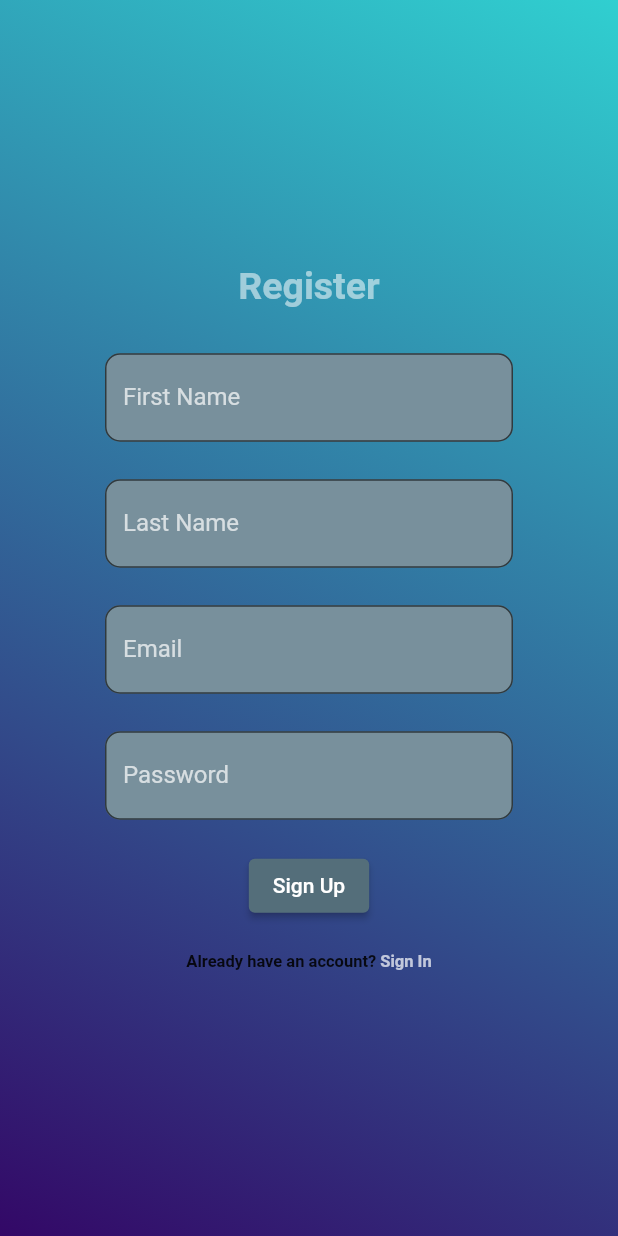
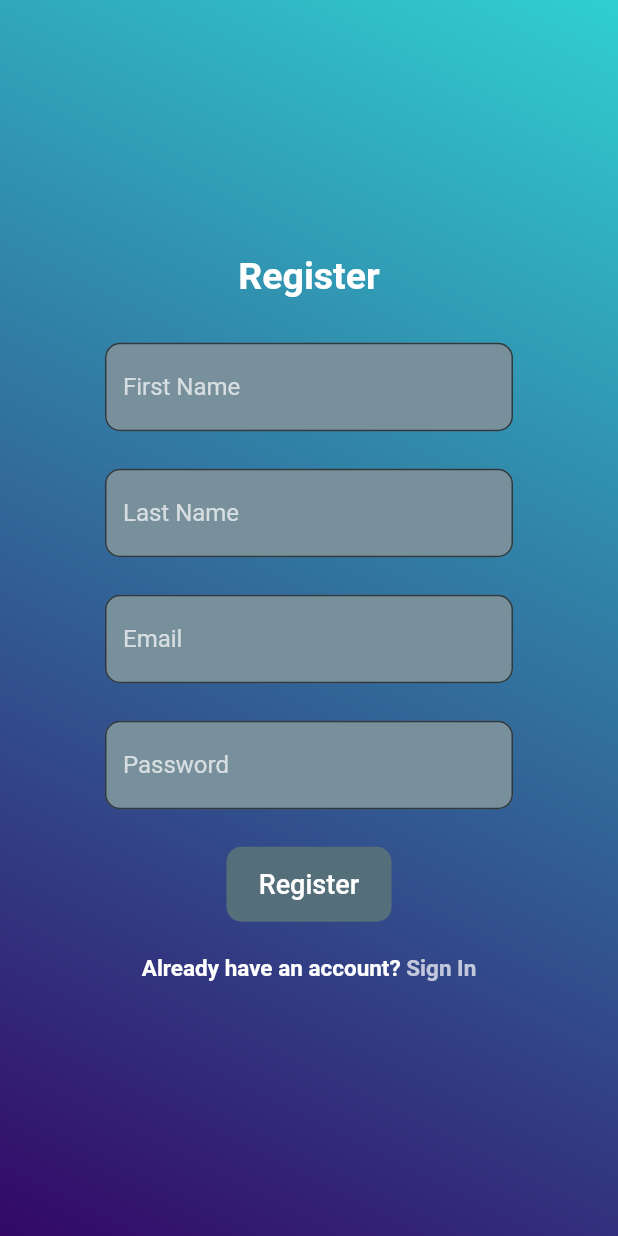
Before and after one commit to Jakoo13/ChatApp, a Flutter app: the SignUp screen opened by its route, on a phone screen of 412 x 824 dp. Run offline on Flutter 3.47's test engine with Material 2 defaults, Android fonts, the phone set to English and light mode, and no system bars; our stand-ins replace firebase_auth, firebase_core, get; accounts and stored records are empty.

Commit message:
Finished login and register

```diff
--- a/lib/screens/auth/signUp.dart
+++ b/lib/screens/auth/signUp.dart
@@ -1,13 +1,10 @@
 // ignore_for_file: avoid_print
-
-import 'dart:convert';
 
 import 'package:flutter/material.dart';
 import 'package:get/get.dart';
-import 'auth_controller.dart';
-import 'package:http/http.dart' as http;
+import 'package:get_chat/screens/auth/auth_controller.dart';
 
-class SignUp extends GetView<AuthController> {
+class SignUp extends StatelessWidget {
   SignUp({Key? key}) : super(key: key);
 
   final emailController = TextEditingController();
@@ -40,7 +37,7 @@ class SignUp extends GetView<AuthController> {
                     style: TextStyle(
                       fontSize: 25,
                       fontWeight: FontWeight.bold,
-                      color: Colors.white54,
+                      color: Colors.white,
                     ),
                   ),
                 ),
@@ -103,7 +100,9 @@ class SignUp extends GetView<AuthController> {
                         ),
                       ),
                       labelText: "Last Name",
-                      hintStyle: const TextStyle(color: Colors.white54),
+                      hintStyle: const TextStyle(
+                        color: Colors.white54,
+                      ),
                       fillColor: Colors.blueGrey[400],
                       filled: true,
                       labelStyle: const TextStyle(
@@ -190,39 +189,37 @@ class SignUp extends GetView<AuthController> {
                     ),
                   ),
                 ),
-                Padding(
-                  padding: const EdgeInsets.only(
-                    top: 20,
-                  ),
-                  child: ElevatedButton(
-                    onPressed: () async {
-                      http.Response response = await AuthController.register(
-                          firstNameController.text,
-                          lastNameController.text,
-                          emailController.text,
-                          passwordController.text);
-
-                      Map responseMap = jsonDecode(response.body);
-                      if (response.statusCode == 200) {
-                        Get.offAllNamed("/home");
-                      } else {
-                        Get.snackbar(
-                          "Register Error",
-                          responseMap.values.first[0],
-                          icon: const Icon(Icons.error),
-                          duration: const Duration(seconds: 2),
-                        );
-                      }
-                    },
-                    child: const Text("Sign Up"),
-                    style: ElevatedButton.styleFrom(
-                      primary: Colors.blueGrey[600],
+                // REGISTER BUTTON
+                InkWell(
+                  onTap: () {
+                    AuthController.authInstance.register(
+                        emailController.text.trim(),
+                        passwordController.text.trim());
+                  },
+                  child: Container(
+                    margin: const EdgeInsets.only(top: 25),
+                    height: 50,
+                    width: 110,
+                    decoration: BoxDecoration(
+                      color: Colors.blueGrey[600],
+                      borderRadius: BorderRadius.circular(10),
+                    ),
+                    child: const Center(
+                      child: Text(
+                        "Register",
+                        style: TextStyle(
+                          color: Colors.white,
+                          fontWeight: FontWeight.w500,
+                          fontSize: 18,
+                        ),
+                        textAlign: TextAlign.center,
+                      ),
                     ),
                   ),
                 ),
                 Padding(
                   padding: const EdgeInsets.only(
-                    top: 20,
+                    top: 22,
                   ),
                   child: Row(
                     mainAxisAlignment: MainAxisAlignment.center,
@@ -230,15 +227,16 @@ class SignUp extends GetView<AuthController> {
                       const Text(
                         "Already have an account? ",
                         style: TextStyle(
-                          fontSize: 11,
+                          fontSize: 15,
                           fontWeight: FontWeight.bold,
+                          color: Colors.white,
                         ),
                       ),
                       InkWell(
                         child: const Text(
                           'Sign In',
                           style: TextStyle(
-                            fontSize: 11,
+                            fontSize: 15,
                             fontWeight: FontWeight.bold,
                             color: Colors.white70,
                           ),
--- a/pubspec.yaml
+++ b/pubspec.yaml
@@ -35,8 +35,10 @@ dependencies:
   # Use with the CupertinoIcons class for iOS style icons.
   cupertino_icons: ^1.0.2
   get: ^4.6.1
+  firebase_core: ^1.12.0
+  firebase_auth: ^3.3.7
 
-  http: ^0.13.4
+
 
 dev_dependencies:
   flutter_test:
```
Also changed, not shown: lib/main.dart (+12 -2 lines), lib/screens/auth/auth_controller.dart (+54 -36 lines), lib/screens/auth/signIn.dart (+30 -30 lines), lib/screens/auth/test.dart (deleted, +0 -10 lines), lib/screens/home/home_screen.dart (+38 -2 lines), lib/firebase_options.dart (added), pubspec.lock, 11 other files.
